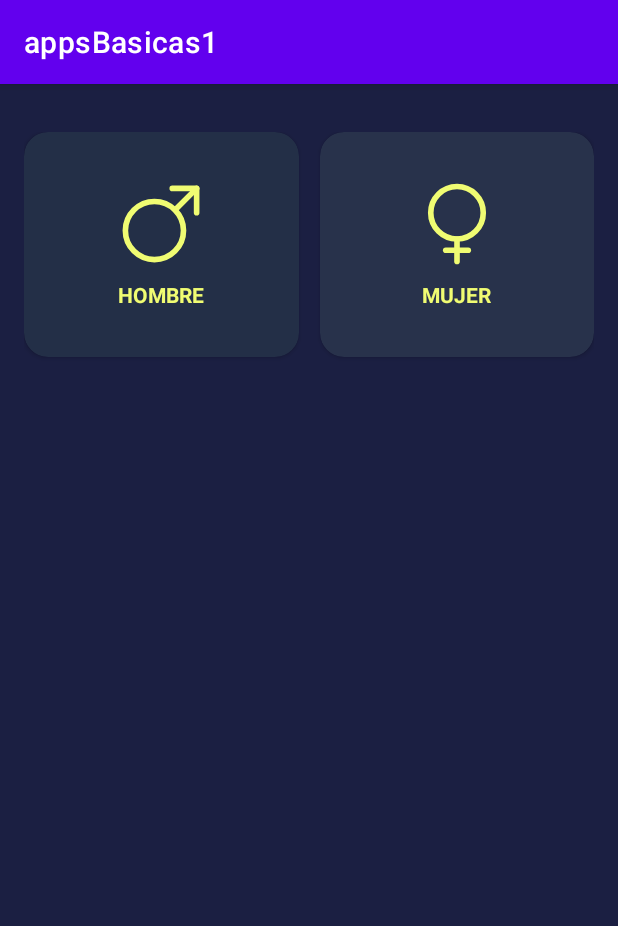
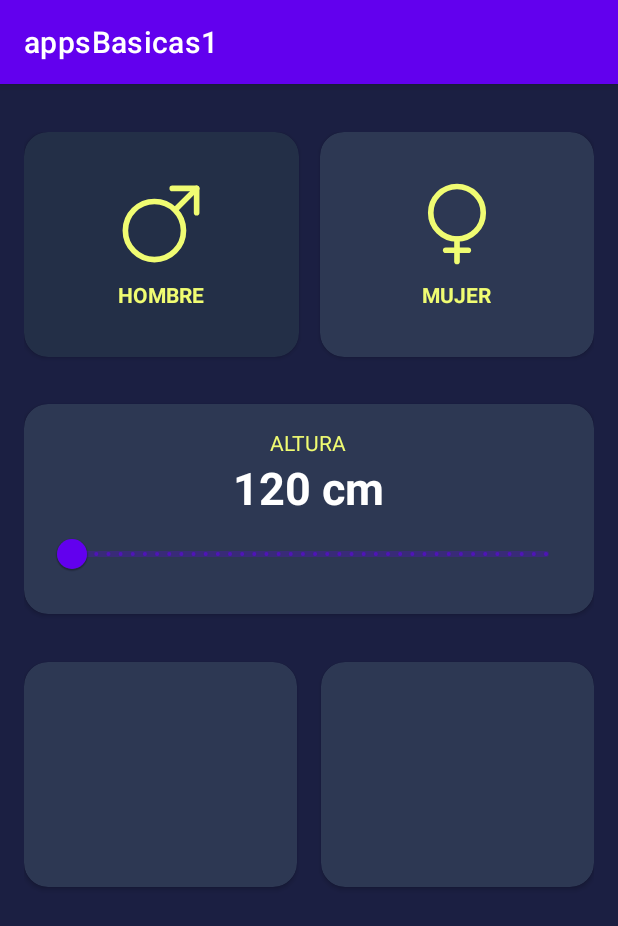
Before and after one commit to jucaicedoa/practica_2023, an Android app: the App2Activity screen opened directly, with no data from a screen before it, on a phone screen of 412 x 824 dp. Shown: the top 926 px of the screen. Run offline under Robolectric (Android 15) with nearby library versions, the phone set to English and light mode, and no system bars.

Commit message:
avanzo app 2

```diff
--- a/practica_kotlin/appsBasicas1/app/src/main/java/com/jucaicedoa/appsbasicas1/apps/app2/App2Activity.kt
+++ b/practica_kotlin/appsBasicas1/app/src/main/java/com/jucaicedoa/appsbasicas1/apps/app2/App2Activity.kt
@@ -2,12 +2,73 @@ package com.jucaicedoa.appsbasicas1.apps.app2
 
 import androidx.appcompat.app.AppCompatActivity
 import android.os.Bundle
+import android.widget.TextView
+import androidx.cardview.widget.CardView
+import androidx.core.content.ContextCompat
+import com.google.android.material.slider.RangeSlider
 import com.jucaicedoa.appsbasicas1.R
+import java.text.DecimalFormat
 
 class App2Activity : AppCompatActivity() {
+    //Definimos variables generales para interactuar en las diferentes funciones
+    private var estaSeleccHombre: Boolean = true
+    private var estaSeleccMujer: Boolean = false
+    private lateinit var vistaHombre: CardView
+    private lateinit var vistaMujer: CardView
+    private lateinit var textoAltura: TextView
+    private lateinit var rsAltura:RangeSlider
     override fun onCreate(savedInstanceState: Bundle?) {
         super.onCreate(savedInstanceState)
         setContentView(R.layout.activity_app2)
+        iniciarComponentes()
+        iniciarListeners()
+        iniciUI()
+    }
+    //Iniciar componentes
+    private fun iniciarComponentes() {
+        vistaHombre = findViewById(R.id.vistaHombre)
+        vistaMujer = findViewById(R.id.vistaMujer)
+        textoAltura = findViewById(R.id.textoAltura)
+        rsAltura = findViewById(R.id.rsAltura)
+    }
+    //Iniciar acciones en los componentes
+    private fun iniciarListeners() {
+        vistaHombre.setOnClickListener {
+            cambiarEstado()
+            setColorVistas()
+        }
+        vistaMujer.setOnClickListener {
+            cambiarEstado()
+            setColorVistas()
+        }
+        rsAltura.addOnChangeListener{_,value,_->
+            val df = DecimalFormat("#.##")
+            val resultado = df.format(value)
+            textoAltura.text = "$resultado cm"
+        }
+    }
+    //Cambiar Color vistas
+    private fun setColorVistas() {
+        vistaHombre.setCardBackgroundColor(getBackgroundSelecc(estaSeleccHombre))
+        vistaMujer.setCardBackgroundColor(getBackgroundSelecc(estaSeleccMujer))
+    }
+    //Cambiar el estado de las vistas
+    private fun cambiarEstado() {
+        estaSeleccHombre = !estaSeleccHombre
+        estaSeleccMujer = !estaSeleccMujer
+    }
+    //Obtener el color para cambiar
+    private fun getBackgroundSelecc(estaSelecc: Boolean): Int {
+        val referenciaColor = if (estaSelecc) {
+            R.color.seleccionComponente
+        } else {
+            R.color.Componente
+        }
+        return ContextCompat.getColor(this, referenciaColor)
+    }
+    //Iniciar interfaz
+    private fun iniciUI() {
+        setColorVistas()
     }
 
 }
--- a/practica_kotlin/appsBasicas1/app/src/main/res/layout/activity_app2.xml
+++ b/practica_kotlin/appsBasicas1/app/src/main/res/layout/activity_app2.xml
@@ -8,7 +8,6 @@
     android:paddingHorizontal="16dp"
     android:paddingVertical="32dp"
     tools:context=".apps.app2.App2Activity">
-
 
     <androidx.cardview.widget.CardView
         android:id="@+id/vistaHombre"
@@ -68,7 +67,7 @@
                 android:layout_width="60dp"
                 android:layout_height="60dp"
                 android:src="@drawable/iconwoman"
-                android:tint="@color/letra" />
+                app:tint="@color/letra" />
 
             <TextView
                 android:layout_width="wrap_content"
@@ -86,5 +85,81 @@
 
     </androidx.cardview.widget.CardView>
 
+    <androidx.cardview.widget.CardView
+        android:id="@+id/vistaAltura"
+        android:layout_width="0dp"
+        android:layout_height="wrap_content"
+        android:layout_marginTop="31dp"
+        app:cardBackgroundColor="@color/Componente"
+        app:layout_constraintEnd_toEndOf="parent"
+        app:cardCornerRadius="16dp"
+        app:layout_constraintStart_toStartOf="parent"
+        app:layout_constraintTop_toBottomOf="@+id/vistaMujer">
+
+        <androidx.appcompat.widget.LinearLayoutCompat
+            android:layout_width="match_parent"
+            android:layout_height="wrap_content"
+            android:layout_margin="16dp"
+            android:gravity="center"
+            android:orientation="vertical">
+
+            <TextView
+                android:layout_width="wrap_content"
+                android:layout_height="wrap_content"
+                android:text="@string/altura"
+                android:textAllCaps="true"
+                android:textColor="@color/letra" />
+
+            <TextView
+                android:id="@+id/textoAltura"
+                android:layout_width="wrap_content"
+                android:layout_height="wrap_content"
+                android:text="120 cm"
+                android:textColor="@color/white"
+                android:textSize="30sp"
+                android:textStyle="bold" />
+
+            <com.google.android.material.slider.RangeSlider
+                android:id="@+id/rsAltura"
+                android:layout_width="match_parent"
+                android:layout_height="wrap_content"
+                android:stepSize="1"
+                android:valueFrom="120"
+                android:valueTo="200"
+                />
+
+        </androidx.appcompat.widget.LinearLayoutCompat>
+
+    </androidx.cardview.widget.CardView>
+
+    <androidx.cardview.widget.CardView
+        android:id="@+id/vistaPeso"
+        android:layout_width="0dp"
+        android:layout_height="150dp"
+        android:layout_marginTop="32dp"
+        app:layout_constraintTop_toBottomOf="@+id/vistaAltura"
+        app:layout_constraintStart_toStartOf="parent"
+        app:layout_constraintEnd_toStartOf="@+id/vistaEdad"
+        android:layout_marginEnd="16dp"
+        app:cardBackgroundColor="@color/Componente"
+        app:cardCornerRadius="16dp"
+        >
+
+    </androidx.cardview.widget.CardView>
+
+    <androidx.cardview.widget.CardView
+        android:id="@+id/vistaEdad"
+        android:layout_width="0dp"
+        android:layout_height="150dp"
+        android:layout_marginTop="32dp"
+        app:layout_constraintTop_toBottomOf="@+id/vistaAltura"
+        app:layout_constraintEnd_toEndOf="parent"
+        app:layout_constraintStart_toEndOf="@id/vistaPeso"
+        app:cardBackgroundColor="@color/Componente"
+        app:cardCornerRadius="16dp"
+        >
+
+    </androidx.cardview.widget.CardView>
+
 
 </androidx.constraintlayout.widget.ConstraintLayout>
--- a/practica_kotlin/appsBasicas1/app/src/main/res/values/colors.xml
+++ b/practica_kotlin/appsBasicas1/app/src/main/res/values/colors.xml
@@ -12,5 +12,5 @@
     <color name="fondoGeneral">#1B1F42</color>
     <color name="botones">#C8A968</color>
     <color name="seleccionComponente">#232F47</color>
-    <color name="Componente">#28324B</color>
+    <color name="Componente">#2D3853</color>
 </resources>
--- a/practica_kotlin/appsBasicas1/app/src/main/res/values/strings.xml
+++ b/practica_kotlin/appsBasicas1/app/src/main/res/values/strings.xml
@@ -2,4 +2,5 @@
     <string name="app_name">appsBasicas1</string>
     <string name="hombre">Hombre</string>
     <string name="mujer">Mujer</string>
+    <string name="altura">Altura</string>
 </resources>
```
